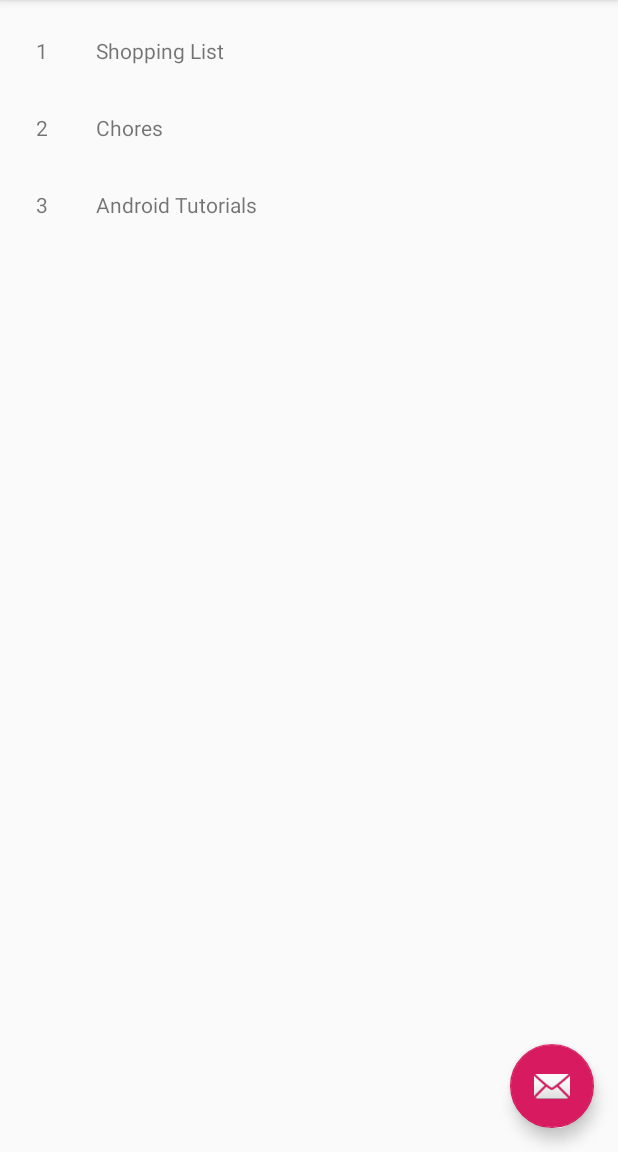
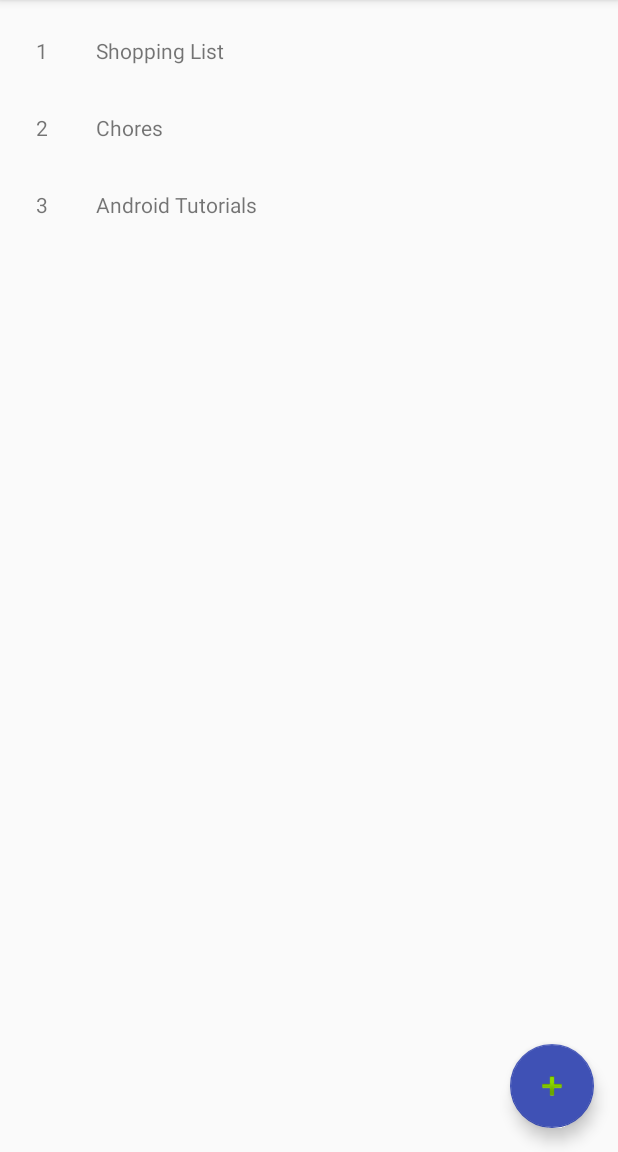
Before and after one commit to yosoydead/list-maker-prototype-, an Android app: the screen it shows after launch (MainActivity), on a phone screen of 412 x 824 dp, the part 84-1236 px from its top. Run offline under Robolectric (Android 15) with nearby library versions, the phone set to English and light mode, and no system bars.

Commit message:
step II 1 done

```diff
--- a/app/src/main/res/layout/activity_main.xml
+++ b/app/src/main/res/layout/activity_main.xml
@@ -29,6 +29,6 @@
             android:layout_height="wrap_content"
             android:layout_gravity="bottom|end"
             android:layout_margin="@dimen/fab_margin"
-            app:srcCompat="@android:drawable/ic_dialog_email"/>
+            app:srcCompat="@android:drawable/ic_input_add" app:backgroundTint="#3F51B5"/>
 
 </android.support.design.widget.CoordinatorLayout>
```
Also changed, not shown: 1 other file.
